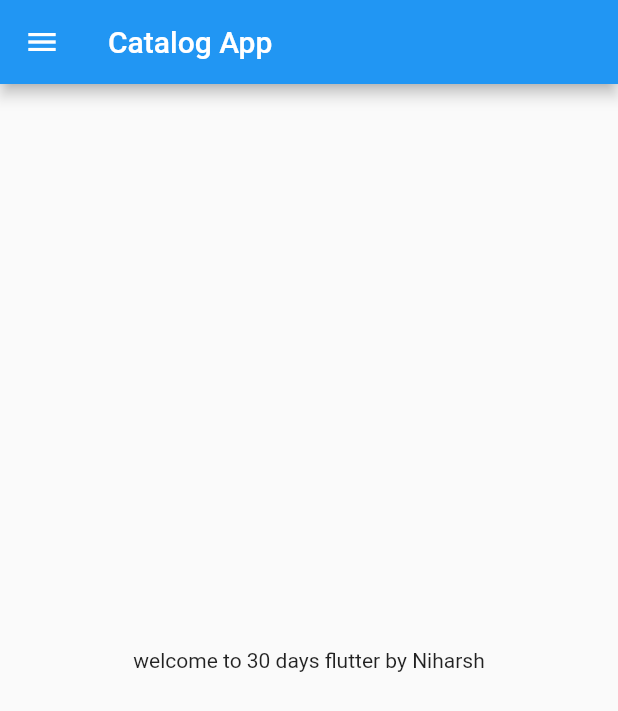
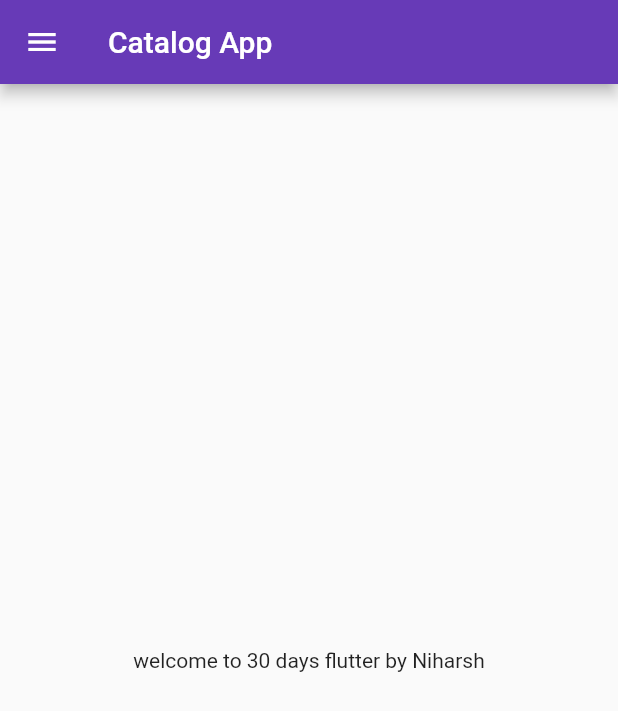
Before and after one commit to Niharsh/30daysof_flutter, a Flutter app: the screen it shows after launch, on a phone screen of 412 x 824 dp. Shown: the top 711 px of the screen. Run offline on Flutter 3.47's test engine with Material 2 defaults, Android fonts, the phone set to English and light mode, and no system bars.

Commit message:
Day3 completed

```diff
--- a/lib/main.dart
+++ b/lib/main.dart
@@ -1,5 +1,6 @@
 import 'package:flutter/material.dart';
-import 'package:flutter_catalog/home_page.dart';
+import 'package:flutter_catalog/pages/home_page.dart';
+import 'package:flutter_catalog/pages/login_page.dart';
 
 void main() {
   runApp(MyApp());
@@ -10,10 +11,17 @@ class MyApp extends StatelessWidget {
 
   @override
   Widget build(BuildContext context) {
-
-
     return MaterialApp(
-      home: HomePage(),
+      // home: HomePage(),
+      themeMode: ThemeMode.light,
+      theme: ThemeData(primarySwatch: Colors.deepPurple),
+      darkTheme: ThemeData(brightness: Brightness.dark),
+      initialRoute: "/home",
+      routes: {
+        "/": (context) => LoginPage(),
+        "/home": (conext) => HomePage(),
+        "/login": (context) => LoginPage()
+      },
     );
   }
 }
```
Also changed, not shown: lib/pages/login_page.dart (added, +17 -0 lines), lib/pages/home_page.dart (renamed from lib/home_page.dart).
